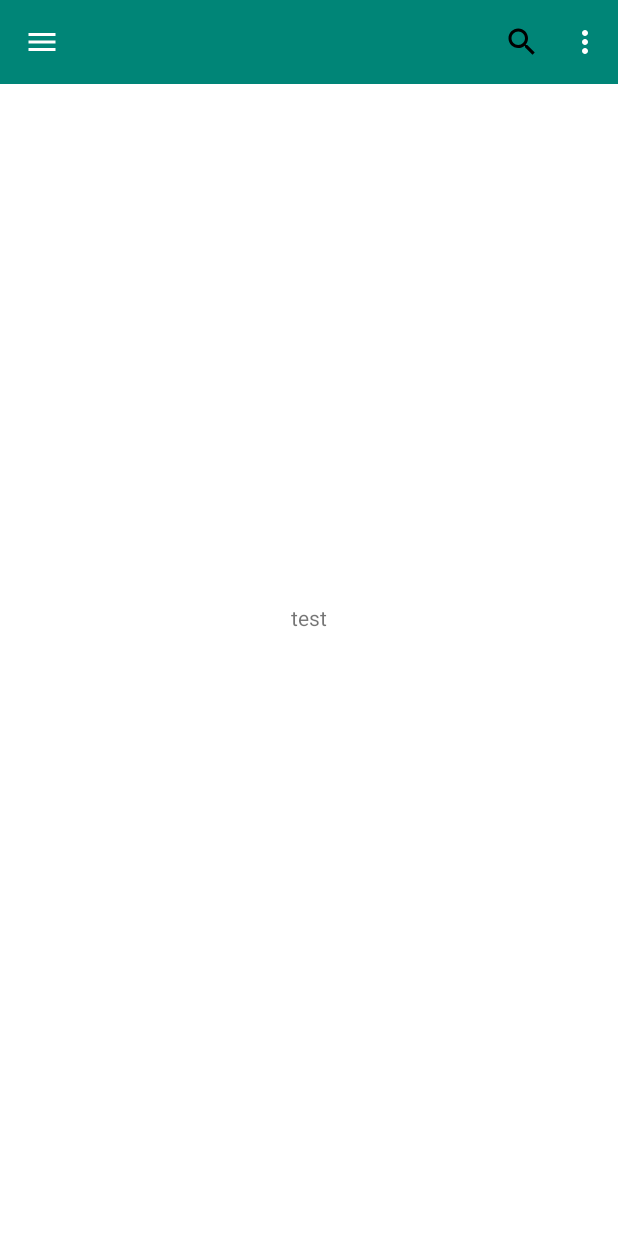
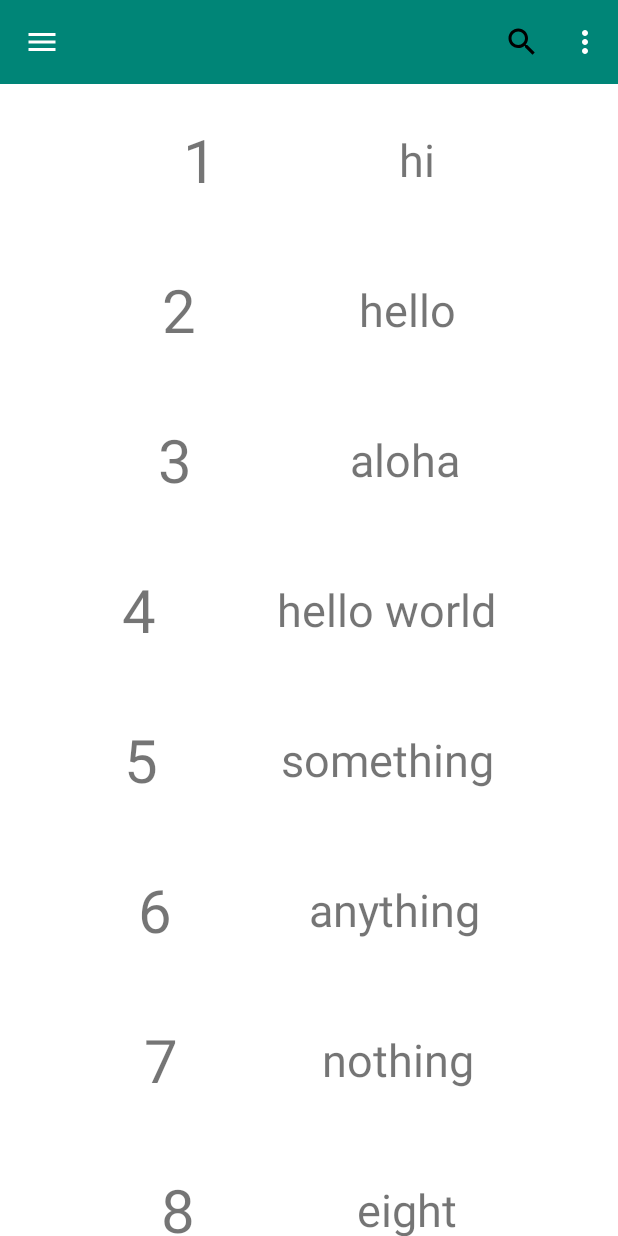
Before and after one commit to choi-seung-min/Note, an Android app: the MainActivity screen opened directly, with no data from a screen before it, on a phone screen of 412 x 824 dp. Run offline under Robolectric (Android 15) with nearby library versions, the phone set to English and light mode, and no system bars.

Commit message:
recycler view sample complete

```diff
--- a/app/build.gradle
+++ b/app/build.gradle
@@ -28,6 +28,8 @@ dependencies {
     implementation 'com.android.support:appcompat-v7:28.0.0'
     implementation 'com.android.support.constraint:constraint-layout:1.1.3'
     implementation 'com.android.support:design:28.0.0'
+    implementation 'com.android.support:recyclerview-v7:28.0.0'
+    implementation 'com.android.support:cardview-v7:28.0.0'
     testImplementation 'junit:junit:4.12'
     androidTestImplementation 'com.android.support.test:runner:1.0.2'
     androidTestImplementation 'com.android.support.test.espresso:espresso-core:3.0.2'
--- /dev/null
+++ b/app/src/main/java/com/example/note/Tast.kt
@@ -0,0 +1,3 @@
+package com.example.note
+
+class Task(var name: String?, var desc: String?)
--- a/app/src/main/java/com/example/note/ui/activity/MainActivity.kt
+++ b/app/src/main/java/com/example/note/ui/activity/MainActivity.kt
@@ -5,9 +5,11 @@ import android.support.design.widget.NavigationView
 import android.support.design.widget.Snackbar
 import android.support.v4.view.GravityCompat
 import android.support.v7.app.AppCompatActivity
+import android.support.v7.widget.LinearLayoutManager
 import android.view.Menu
 import android.view.MenuItem
 import com.example.note.R
+import com.example.note.Task
 import com.example.note.contract.MainContract
 import kotlinx.android.synthetic.main.activity_main.*
 
@@ -30,6 +32,10 @@ class MainActivity : AppCompatActivity(), MainContract.View, NavigationView.OnNa
         supportActionBar!!.setDisplayShowTitleEnabled(false)
 
         navigationView.setNavigationItemSelectedListener(this)
+
+        var mainAdapter = MainAdapter(setData())
+        recycler_view.adapter = mainAdapter
+        recycler_view.layoutManager = LinearLayoutManager(applicationContext)
     }
 
     //setting tool bar menu
@@ -72,4 +78,32 @@ class MainActivity : AppCompatActivity(), MainContract.View, NavigationView.OnNa
             super.onBackPressed()
         }
     }
+
+    fun setData() : MutableList<Task>{
+        val dataList : MutableList<Task> = arrayListOf()
+
+        val list1 = Task("1", "hi")
+        val list2 = Task("2", "hello")
+        val list3 = Task("3", "aloha")
+        val list4 = Task("4", "hello world")
+        val list5 = Task("5", "something")
+        val list6 = Task("6", "anything")
+        val list7 = Task("7", "nothing")
+        val list8 = Task("8", "eight")
+        val list9 = Task("9", "nine")
+        val list10 = Task("10", "finish")
+
+        dataList.add(list1)
+        dataList.add(list2)
+        dataList.add(list3)
+        dataList.add(list4)
+        dataList.add(list5)
+        dataList.add(list6)
+        dataList.add(list7)
+        dataList.add(list8)
+        dataList.add(list9)
+        dataList.add(list10)
+
+        return dataList
+    }
 }
--- /dev/null
+++ b/app/src/main/java/com/example/note/ui/activity/MainAdapter.kt
@@ -0,0 +1,34 @@
+package com.example.note.ui.activity
+
+import android.support.v7.widget.RecyclerView
+import android.view.LayoutInflater
+import android.view.View
+import android.view.ViewGroup
+import android.widget.TextView
+import com.example.note.R
+import com.example.note.Task
+
+class MainAdapter (item : MutableList<Task>) : RecyclerView.Adapter<MainAdapter.SampleViewHolder>() {
+
+    private var item : MutableList<Task> = item
+
+    override fun onCreateViewHolder(parent: ViewGroup, viewType : Int): SampleViewHolder {
+        var view = LayoutInflater.from(parent.context).inflate(R.layout.main_rv_item, parent, false)
+        return SampleViewHolder(view)
+    }
+
+    override fun getItemCount(): Int {
+        return item.size
+    }
+
+    override fun onBindViewHolder(holder: SampleViewHolder, position : Int) {
+        var sampleText = item[position]
+        holder.sample1.text = sampleText.name
+        holder.sample2.text = sampleText.desc
+    }
+
+    class SampleViewHolder(view : View) : RecyclerView.ViewHolder(view){
+        var sample1 = view.findViewById<TextView>(R.id.textView)
+        var sample2 = view.findViewById<TextView>(R.id.textView2)
+    }
+}
--- a/app/src/main/res/layout/activity_main.xml
+++ b/app/src/main/res/layout/activity_main.xml
@@ -9,8 +9,10 @@
         android:fitsSystemWindows="true">
     <!-- main layout-->
     <RelativeLayout
-            android:layout_width="match_parent" android:layout_height="match_parent"
+            android:layout_width="match_parent"
+            android:layout_height="match_parent"
             android:background="#fff">
+
         <android.support.v7.widget.Toolbar
                 android:id="@+id/toolbar"
                 android:layout_width="match_parent"
@@ -20,11 +22,12 @@
                 android:theme="@style/ThemeOverlay.AppCompat.Dark.ActionBar"
                 app:popupTheme="@style/ThemeOverlay.AppCompat.Dark.ActionBar"
                 />
-        <TextView
-                android:layout_width="wrap_content"
+
+        <android.support.v7.widget.RecyclerView
+                android:layout_width="match_parent"
                 android:layout_height="wrap_content"
-                android:text="test"
-                android:layout_centerInParent="true"/>
+                android:id="@+id/recycler_view"
+                android:layout_below="@id/toolbar"/>
     </RelativeLayout>
 
     <!--navigation drawer-->
--- /dev/null
+++ b/app/src/main/res/layout/main_rv_item.xml
@@ -0,0 +1,31 @@
+<?xml version="1.0" encoding="utf-8"?>
+<android.support.constraint.ConstraintLayout
+        xmlns:android="http://schemas.android.com/apk/res/android"
+        xmlns:app="http://schemas.android.com/apk/res-auto"
+        xmlns:tools="http://schemas.android.com/tools"
+        android:layout_width="match_parent"
+        android:layout_height="100dp">
+
+    <TextView
+            android:layout_width="wrap_content"
+            android:layout_height="wrap_content"
+            android:id="@+id/textView"
+            android:text="testitem"
+            android:textSize="40dp"
+            app:layout_constraintStart_toStartOf="parent"
+            app:layout_constraintBottom_toBottomOf="parent"
+            app:layout_constraintTop_toTopOf="parent"
+            app:layout_constraintEnd_toStartOf="@+id/textView2"/>
+
+    <TextView
+            android:layout_width="wrap_content"
+            android:layout_height="wrap_content"
+            android:id="@+id/textView2"
+            android:text="testitem2"
+            android:textSize="30dp"
+            app:layout_constraintEnd_toEndOf="parent"
+            app:layout_constraintStart_toEndOf="@+id/textView"
+            app:layout_constraintTop_toTopOf="parent"
+            app:layout_constraintBottom_toBottomOf="parent"/>
+
+</android.support.constraint.ConstraintLayout>
--- a/build.gradle
+++ b/build.gradle
@@ -8,7 +8,7 @@ buildscript {
 
     }
     dependencies {
-        classpath 'com.android.tools.build:gradle:3.4.1'
+        classpath 'com.android.tools.build:gradle:3.4.2'
         classpath "org.jetbrains.kotlin:kotlin-gradle-plugin:$kotlin_version"
         // NOTE: Do not place your application dependencies here; they belong
         // in the individual module build.gradle files
```
